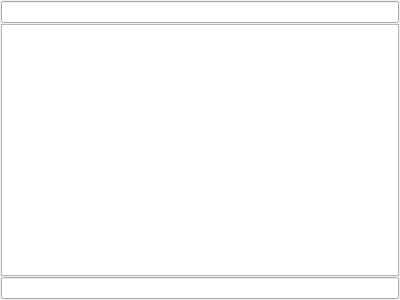
Qt form tf/dir_view_panel.ui (vlanse/tf) before a commit.
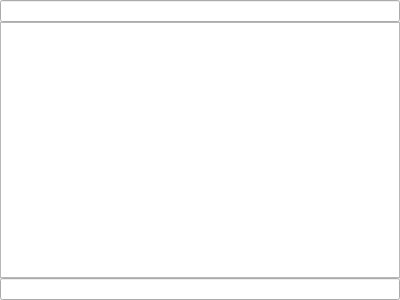
The same form after that commit.

What changed in the file:
```diff
--- a/tf/dir_view_panel.ui
+++ b/tf/dir_view_panel.ui
@@ -15,19 +15,19 @@
   </property>
   <layout class="QVBoxLayout" name="verticalLayout">
    <property name="spacing">
-    <number>1</number>
+    <number>0</number>
    </property>
    <property name="leftMargin">
-    <number>1</number>
+    <number>0</number>
    </property>
    <property name="topMargin">
-    <number>1</number>
+    <number>0</number>
    </property>
    <property name="rightMargin">
-    <number>1</number>
+    <number>0</number>
    </property>
    <property name="bottomMargin">
-    <number>1</number>
+    <number>0</number>
    </property>
    <item>
     <widget class="QLineEdit" name="AddressBar"/>
```
